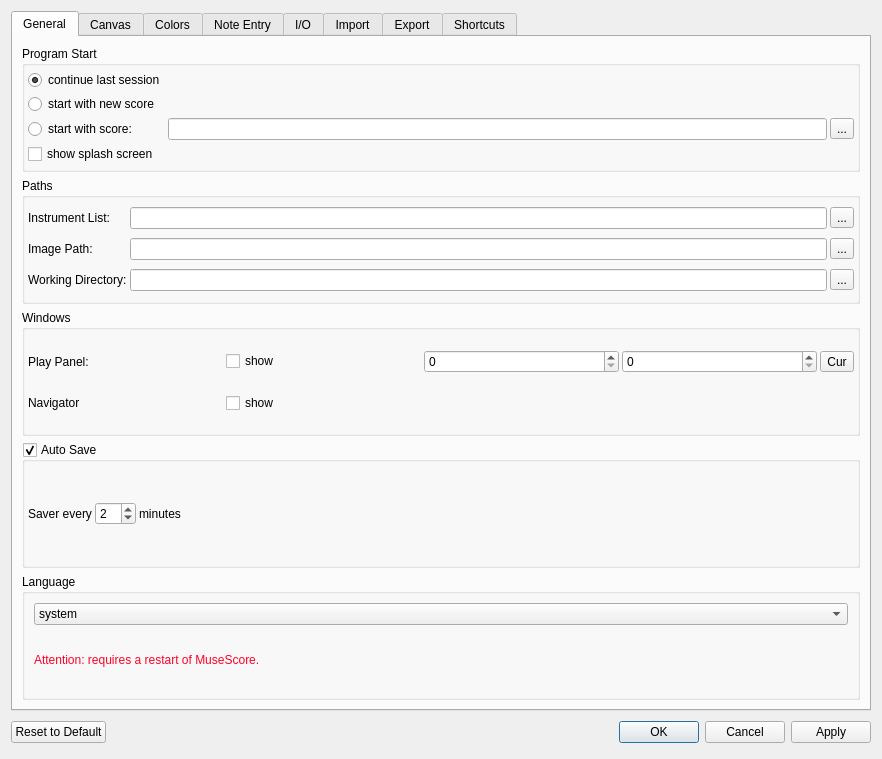
Qt form mscore/mscore/prefsdialog.ui (musescore/musescore-old) before a commit.
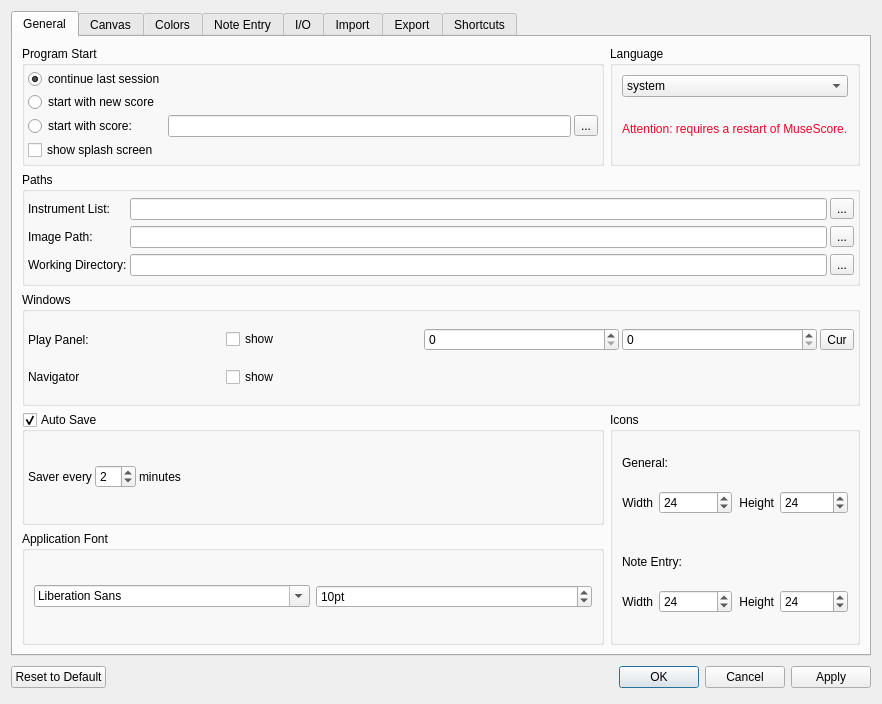
The same form after that commit. Icons and pictures are not drawn. Custom widgets are drawn as their Qt base class.

Commit message: made system font and icon size configurable

```diff
--- a/mscore/mscore/prefsdialog.ui
+++ b/mscore/mscore/prefsdialog.ui
@@ -6,7 +6,7 @@
     <x>0</x>
     <y>0</y>
     <width>882</width>
-    <height>759</height>
+    <height>704</height>
    </rect>
   </property>
   <property name="windowTitle" >
@@ -22,8 +22,8 @@
       <attribute name="title" >
        <string>General</string>
       </attribute>
-      <layout class="QVBoxLayout" name="verticalLayout_3" >
-       <item>
+      <layout class="QGridLayout" name="gridLayout_2" >
+       <item row="0" column="0" >
         <widget class="QGroupBox" name="groupBox_5" >
          <property name="title" >
           <string>Program Start</string>
@@ -86,7 +86,112 @@
          </layout>
         </widget>
        </item>
-       <item>
+       <item row="0" column="1" >
+        <widget class="QGroupBox" name="groupBox_10" >
+         <property name="title" >
+          <string>Language</string>
+         </property>
+         <property name="flat" >
+          <bool>true</bool>
+         </property>
+         <layout class="QVBoxLayout" name="verticalLayout" >
+          <item>
+           <widget class="QComboBox" name="language" >
+            <item>
+             <property name="text" >
+              <string>system</string>
+             </property>
+            </item>
+            <item>
+             <property name="text" >
+              <string>de German</string>
+             </property>
+            </item>
+            <item>
+             <property name="text" >
+              <string>en English</string>
+             </property>
+            </item>
+            <item>
+             <property name="text" >
+              <string>es Spanish</string>
+             </property>
+            </item>
+            <item>
+             <property name="text" >
+              <string>fr French</string>
+             </property>
+            </item>
+            <item>
+             <property name="text" >
+              <string>it Italian</string>
+             </property>
+            </item>
+            <item>
+             <property name="text" >
+              <string>nl Dutch</string>
+             </property>
+            </item>
+            <item>
+             <property name="text" >
+              <string>pt Portuguese</string>
+             </property>
+            </item>
+            <item>
+             <property name="text" >
+              <string>ru Russian</string>
+             </property>
+            </item>
+           </widget>
+          </item>
+          <item>
+           <widget class="QLabel" name="restartWarning_2" >
+            <property name="palette" >
+             <palette>
+              <active>
+               <colorrole role="WindowText" >
+                <brush brushstyle="SolidPattern" >
+                 <color alpha="255" >
+                  <red>255</red>
+                  <green>1</green>
+                  <blue>39</blue>
+                 </color>
+                </brush>
+               </colorrole>
+              </active>
+              <inactive>
+               <colorrole role="WindowText" >
+                <brush brushstyle="SolidPattern" >
+                 <color alpha="255" >
+                  <red>255</red>
+                  <green>1</green>
+                  <blue>39</blue>
+                 </color>
+                </brush>
+               </colorrole>
+              </inactive>
+              <disabled>
+               <colorrole role="WindowText" >
+                <brush brushstyle="SolidPattern" >
+                 <color alpha="255" >
+                  <red>119</red>
+                  <green>119</green>
+                  <blue>121</blue>
+                 </color>
+                </brush>
+               </colorrole>
+              </disabled>
+             </palette>
+            </property>
+            <property name="text" >
+             <string>Attention: requires a restart of MuseScore.</string>
+            </property>
+           </widget>
+          </item>
+         </layout>
+        </widget>
+       </item>
+       <item row="1" column="0" colspan="2" >
         <widget class="QGroupBox" name="groupBox_6" >
          <property name="title" >
           <string>Paths</string>
@@ -167,7 +272,7 @@
          </layout>
         </widget>
        </item>
-       <item>
+       <item row="2" column="0" colspan="2" >
         <widget class="QGroupBox" name="groupBox" >
          <property name="title" >
           <string>Windows</string>
@@ -240,7 +345,7 @@
          </layout>
         </widget>
        </item>
-       <item>
+       <item row="3" column="0" >
         <widget class="QGroupBox" name="autoSave" >
          <property name="title" >
           <string>Auto Save</string>
@@ -298,105 +403,174 @@
          </layout>
         </widget>
        </item>
-       <item>
-        <widget class="QGroupBox" name="groupBox_10" >
+       <item rowspan="2" row="3" column="1" >
+        <widget class="QGroupBox" name="groupBox_12" >
          <property name="title" >
-          <string>Language</string>
+          <string>Icons</string>
          </property>
          <property name="flat" >
           <bool>true</bool>
          </property>
-         <layout class="QVBoxLayout" name="verticalLayout" >
-          <item>
-           <widget class="QComboBox" name="language" >
-            <item>
-             <property name="text" >
-              <string>system</string>
-             </property>
+         <layout class="QGridLayout" name="gridLayout_3" >
+          <item row="0" column="0" colspan="2" >
+           <widget class="QLabel" name="label_30" >
+            <property name="text" >
+             <string>General:</string>
+            </property>
+           </widget>
+          </item>
+          <item row="1" column="0" >
+           <layout class="QFormLayout" name="formLayout_2" >
+            <item row="0" column="0" >
+             <widget class="QLabel" name="label_28" >
+              <property name="text" >
+               <string>Width</string>
+              </property>
+              <property name="textFormat" >
+               <enum>Qt::PlainText</enum>
+              </property>
+              <property name="alignment" >
+               <set>Qt::AlignRight|Qt::AlignTrailing|Qt::AlignVCenter</set>
+              </property>
+             </widget>
             </item>
-            <item>
-             <property name="text" >
-              <string>de German</string>
-             </property>
+            <item row="0" column="1" >
+             <widget class="QSpinBox" name="iconWidth" >
+              <property name="minimum" >
+               <number>2</number>
+              </property>
+              <property name="maximum" >
+               <number>72</number>
+              </property>
+              <property name="value" >
+               <number>24</number>
+              </property>
+             </widget>
             </item>
-            <item>
-             <property name="text" >
-              <string>en English</string>
-             </property>
+           </layout>
+          </item>
+          <item row="1" column="1" >
+           <layout class="QFormLayout" name="formLayout_3" >
+            <item row="0" column="0" >
+             <widget class="QLabel" name="label_29" >
+              <property name="text" >
+               <string>Height</string>
+              </property>
+              <property name="alignment" >
+               <set>Qt::AlignRight|Qt::AlignTrailing|Qt::AlignVCenter</set>
+              </property>
+             </widget>
             </item>
-            <item>
-             <property name="text" >
-              <string>es Spanish</string>
-             </property>
+            <item row="0" column="1" >
+             <widget class="QSpinBox" name="iconHeight" >
+              <property name="minimum" >
+               <number>2</number>
+              </property>
+              <property name="maximum" >
+               <number>72</number>
+              </property>
+              <property name="value" >
+               <number>24</number>
+              </property>
+             </widget>
             </item>
-            <item>
-             <property name="text" >
-              <string>fr French</string>
-             </property>
+           </layout>
+          </item>
+          <item row="2" column="0" colspan="2" >
+           <widget class="QLabel" name="label_31" >
+            <property name="text" >
+             <string>Note Entry:</string>
+            </property>
+           </widget>
+          </item>
+          <item row="3" column="0" >
+           <layout class="QFormLayout" name="formLayout_4" >
+            <item row="0" column="0" >
+             <widget class="QLabel" name="label_32" >
+              <property name="text" >
+               <string>Width</string>
+              </property>
+              <property name="textFormat" >
+               <enum>Qt::PlainText</enum>
+              </property>
+              <property name="alignment" >
+               <set>Qt::AlignRight|Qt::AlignTrailing|Qt::AlignVCenter</set>
+              </property>
+             </widget>
             </item>
-            <item>
-             <property name="text" >
-              <string>it Italian</string>
-             </property>
+            <item row="0" column="1" >
+             <widget class="QSpinBox" name="noteEntryIconWidth" >
+              <property name="minimum" >
+               <number>2</number>
+              </property>
+              <property name="maximum" >
+               <number>72</number>
+              </property>
+              <property name="value" >
+               <number>24</number>
+              </property>
+             </widget>
             </item>
-            <item>
-             <property name="text" >
-              <string>nl Dutch</string>
-             </property>
+           </layout>
+          </item>
+          <item row="3" column="1" >
+           <layout class="QFormLayout" name="formLayout_5" >
+            <property name="fieldGrowthPolicy" >
+             <enum>QFormLayout::AllNonFixedFieldsGrow</enum>
+            </property>
+            <item row="0" column="1" >
+             <widget class="QSpinBox" name="noteEntryIconHeight" >
+              <property name="minimum" >
+               <number>2</number>
+              </property>
+              <property name="maximum" >
+               <number>72</number>
+              </property>
+              <property name="value" >
+               <number>24</number>
+              </property>
+             </widget>
             </item>
-            <item>
-             <property name="text" >
-              <string>pt Portuguese</string>
-             </property>
+            <item row="0" column="0" >
+             <widget class="QLabel" name="label_33" >
+              <property name="text" >
+               <string>Height</string>
+              </property>
+              <property name="alignment" >
+               <set>Qt::AlignRight|Qt::AlignTrailing|Qt::AlignVCenter</set>
+              </property>
+             </widget>
             </item>
-            <item>
-             <property name="text" >
-              <string>ru Russian</string>
-             </property>
-            </item>
-           </widget>
+           </layout>
           </item>
+         </layout>
+        </widget>
+       </item>
+       <item row="4" column="0" >
+        <widget class="QGroupBox" name="groupBox_13" >
+         <property name="title" >
+          <string>Application Font</string>
+         </property>
+         <property name="flat" >
+          <bool>true</bool>
+         </property>
+         <layout class="QHBoxLayout" name="horizontalLayout" >
           <item>
-           <widget class="QLabel" name="restartWarning_2" >
-            <property name="palette" >
-             <palette>
-              <active>
-               <colorrole role="WindowText" >
-                <brush brushstyle="SolidPattern" >
-                 <color alpha="255" >
-                  <red>255</red>
-                  <green>1</green>
-                  <blue>39</blue>
-                 </color>
-                </brush>
-               </colorrole>
-              </active>
-              <inactive>
-               <colorrole role="WindowText" >
-                <brush brushstyle="SolidPattern" >
-                 <color alpha="255" >
-                  <red>255</red>
-                  <green>1</green>
-                  <blue>39</blue>
-                 </color>
-                </brush>
-               </colorrole>
-              </inactive>
-              <disabled>
-               <colorrole role="WindowText" >
-                <brush brushstyle="SolidPattern" >
-                 <color alpha="255" >
-                  <red>119</red>
-                  <green>119</green>
-                  <blue>121</blue>
-                 </color>
-                </brush>
-               </colorrole>
-              </disabled>
-             </palette>
+           <widget class="QFontComboBox" name="applicationFont" />
+          </item>
+          <item>
+           <widget class="QSpinBox" name="applicationFontSize" >
+            <property name="suffix" >
+             <string>pt</string>
             </property>
-            <property name="text" >
-             <string>Attention: requires a restart of MuseScore.</string>
+            <property name="minimum" >
+             <number>6</number>
+            </property>
+            <property name="maximum" >
+             <number>72</number>
+            </property>
+            <property name="value" >
+             <number>10</number>
             </property>
            </widget>
           </item>
```
The commit also changes 11 other files.
